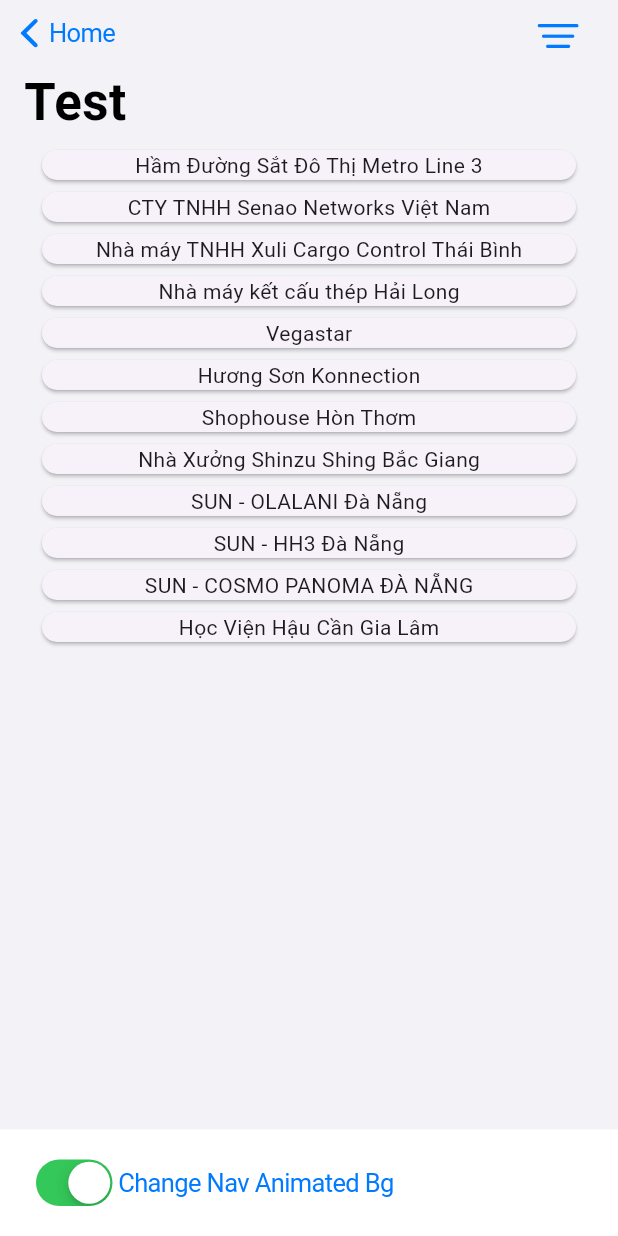
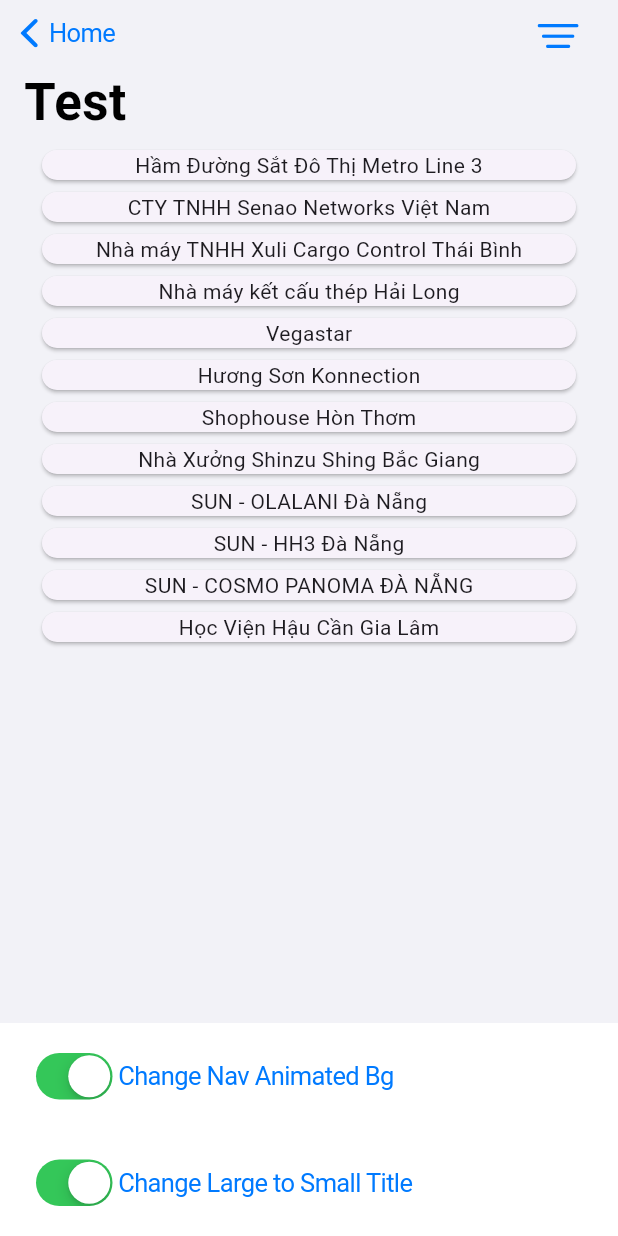
Before and after one commit to gamestap99/flutter_base, a Flutter app: the _Render screen opened directly, on a phone screen of 412 x 824 dp. Run offline on Flutter 3.47's test engine with Material 3 defaults, Android fonts, the light colour scheme and no system bars; our stand-ins replace bloc_concurrency, cached_network_image, dartx, dio, equatable, flutter_bloc and 4 more; missing offline and left inert: syncfusion_localizations; statements that could not run were skipped.

Commit message:
Update wlist cupertino hide large title

```diff
--- a/example/lib/screens/list_cupertino_fetch_data.dart
+++ b/example/lib/screens/list_cupertino_fetch_data.dart
@@ -29,6 +29,7 @@
 
 class _RenderState extends State<_Render> {
   bool _isAnimatedNavBg = true;
+  bool _isLargeTitle = true;
 
   @override
   Widget build(BuildContext context) {
@@ -36,6 +37,7 @@
       body: BaseListCupertinoWidget<ProjectEntity, dynamic>(
         queryParameters: {},
         baseListCupertinoNavbarData: BaseListCupertinoNavbarData(
+          isLargeTitle: _isLargeTitle,
           isAnimatedColor: _isAnimatedNavBg,
           leadingColor: CupertinoColors.black,
           previousPageTitle: "Home",
@@ -61,7 +63,10 @@
       ),
       bottomNavigationBar: Container(
         color: Colors.white,
-        child: CupertinoButton(
+        child: Column(
+          mainAxisSize: MainAxisSize.min,
+          children: [
+            CupertinoButton(
               onPressed: () {
                 setState(() {
                   _isAnimatedNavBg = !_isAnimatedNavBg;
@@ -81,6 +86,28 @@
                 ],
               ),
             ),
+            CupertinoButton(
+              onPressed: () {
+                setState(() {
+                  _isLargeTitle = !_isLargeTitle;
+                });
+              },
+              child: Row(
+                children: [
+                  CupertinoSwitch(
+                    value: _isLargeTitle,
+                    onChanged: (value){
+                      setState(() {
+                        _isLargeTitle = !value;
+                      });
+                    },
+                  ),
+                  const Text("Change Large to Small Title")
+                ],
+              ),
+            ),
+          ],
+        ),
       ),
     );
   }
--- a/lib/src/compoments/wlist/wlist_cupertino.dart
+++ b/lib/src/compoments/wlist/wlist_cupertino.dart
@@ -14,6 +14,7 @@
   final Color? leadingColor;
   final void Function()? leadingOnPressed;
   final bool isAnimatedColor;
+  final bool isLargeTitle;
 
   BaseListCupertinoNavbarData({
     required this.largeTitle,
@@ -24,6 +25,7 @@
     this.leadingColor,
     this.leadingOnPressed,
     this.isAnimatedColor = true,
+    this.isLargeTitle = true,
   });
 }
 
@@ -169,20 +171,19 @@
     }
   }
 
-  Widget? _middleSliver(BuildContext context){
-    if(!widget.baseListCupertinoNavbarData.isAnimatedColor){
+  Widget? _middleSliver(BuildContext context) {
+    if (!widget.baseListCupertinoNavbarData.isAnimatedColor) {
       return widget.baseListCupertinoNavbarData.middle;
     }
 
     return visibility > 0.9 ? (widget.baseListCupertinoNavbarData.middle ?? widget.baseListCupertinoNavbarData.largeTitle) : const Text("");
   }
 
-
-  Border? _borderNavSliver(BuildContext context){
+  Border? _borderNavSliver(BuildContext context) {
     Color kBorderColor = const Color(0x4D000000);
 
-    if(!widget.baseListCupertinoNavbarData.isAnimatedColor){
-      return  Border(
+    if (!widget.baseListCupertinoNavbarData.isAnimatedColor) {
+      return Border(
         bottom: BorderSide(
           color: kBorderColor,
           width: 0.0, // 0.0 means one physical pixel
@@ -208,6 +209,15 @@
       buildWhen: (pev, cur) => pev.status != cur.status,
       builder: (context, state) {
         return CupertinoPageScaffold(
+          navigationBar: widget.baseListCupertinoNavbarData.isLargeTitle == false
+              ? CupertinoNavigationBar(
+                  middle: widget.baseListCupertinoNavbarData.largeTitle,
+                  trailing: widget.baseListCupertinoNavbarData.trailing,
+                  leading: widget.baseListCupertinoNavbarData.leading,
+                  previousPageTitle: widget.baseListCupertinoNavbarData.previousPageTitle,
+                  backgroundColor: CupertinoColors.white.withOpacity(1),
+                )
+              : null,
           child: Scrollbar(
             // thumbVisibility: true,
             controller: _scrollController,
@@ -217,9 +227,10 @@
                 parent: AlwaysScrollableScrollPhysics(),
               ),
               slivers: [
+                if (widget.baseListCupertinoNavbarData.isLargeTitle)
                   CupertinoSliverNavigationBar(
                     stretch: false,
-                  backgroundColor:!widget.baseListCupertinoNavbarData.isAnimatedColor ? null : CupertinoColors.white.withOpacity(visibility),
+                    backgroundColor: !widget.baseListCupertinoNavbarData.isAnimatedColor ? null : CupertinoColors.white.withOpacity(visibility),
                     middle: _middleSliver(context),
                     trailing: widget.baseListCupertinoNavbarData.trailing,
                     leading: widget.baseListCupertinoNavbarData.leading,
```
Lines whose indentation alone changed are shown as unchanged.
